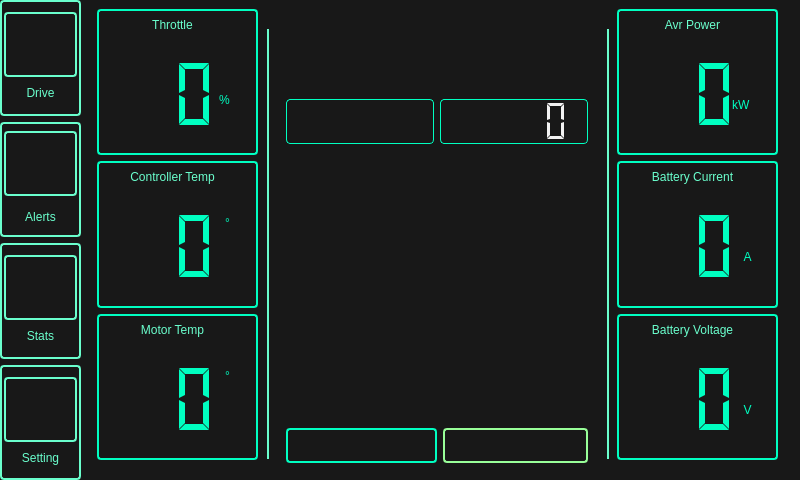
rozkalibrowany/vocc, file ui/mainwindow.ui: the form before one commit.
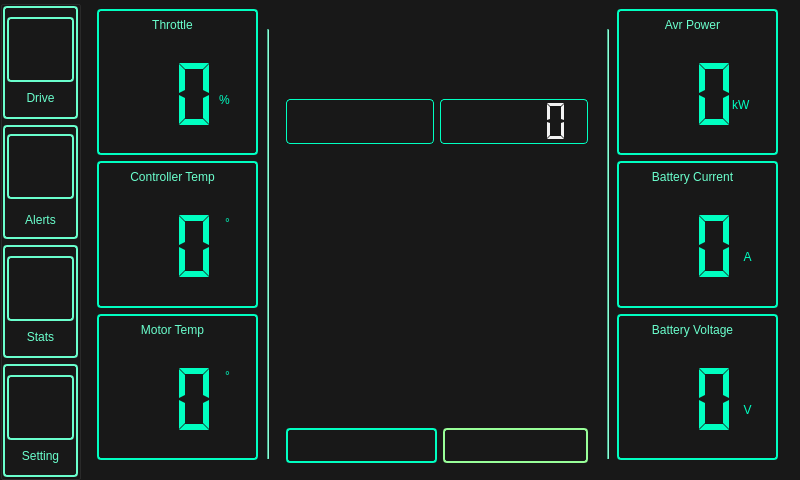
The form after the commit. Icons and pictures are not drawn.

Commit message: Added font size change option (not working properly yet)

Diff of the .ui file:
```diff
--- a/ui/mainwindow.ui
+++ b/ui/mainwindow.ui
@@ -26,9 +26,7 @@
   <widget class="QWidget" name="centralwidget">
    <property name="styleSheet">
     <string notr="true">background-color: rgb(24, 24, 24);
-border: none;
-font: 12pt &quot;Ubuntu&quot;;
-color:  #6affcd;
+
 </string>
    </property>
    <widget class="QGroupBox" name="menuButtonsGroup">
```
The commit also changes 5 other files.
